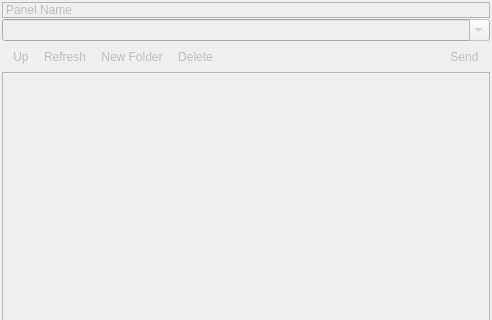
This is source/client/ui/file_panel.ui in dchapyshev/aspia as Qt 5 draws it before an edit; both pictures show x 0 to 492 and y 0 to 320 of the 492 by 553 pixel window. The edited form follows.
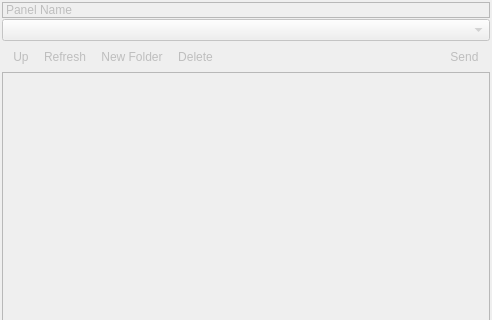
This is the edited form. Icons and pictures are not drawn. Custom widgets are drawn as their Qt base class.

The edit to the form file:
```diff
--- a/source/client/ui/file_panel.ui
+++ b/source/client/ui/file_panel.ui
@@ -49,11 +49,7 @@
     </widget>
    </item>
    <item>
-    <widget class="client::AddressBar" name="address_bar">
-     <property name="editable">
-      <bool>true</bool>
-     </property>
-    </widget>
+    <widget class="client::AddressBar" name="address_bar"/>
    </item>
    <item>
     <layout class="QHBoxLayout" name="horizontalLayout">
```
